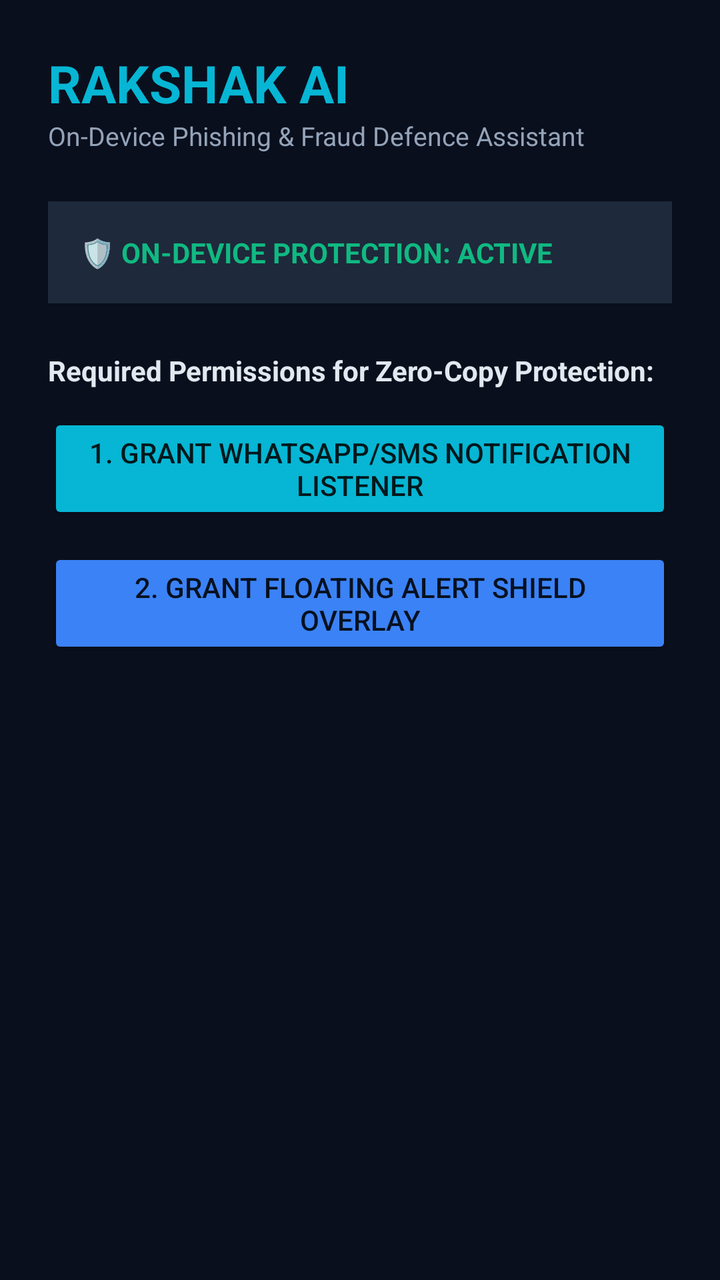
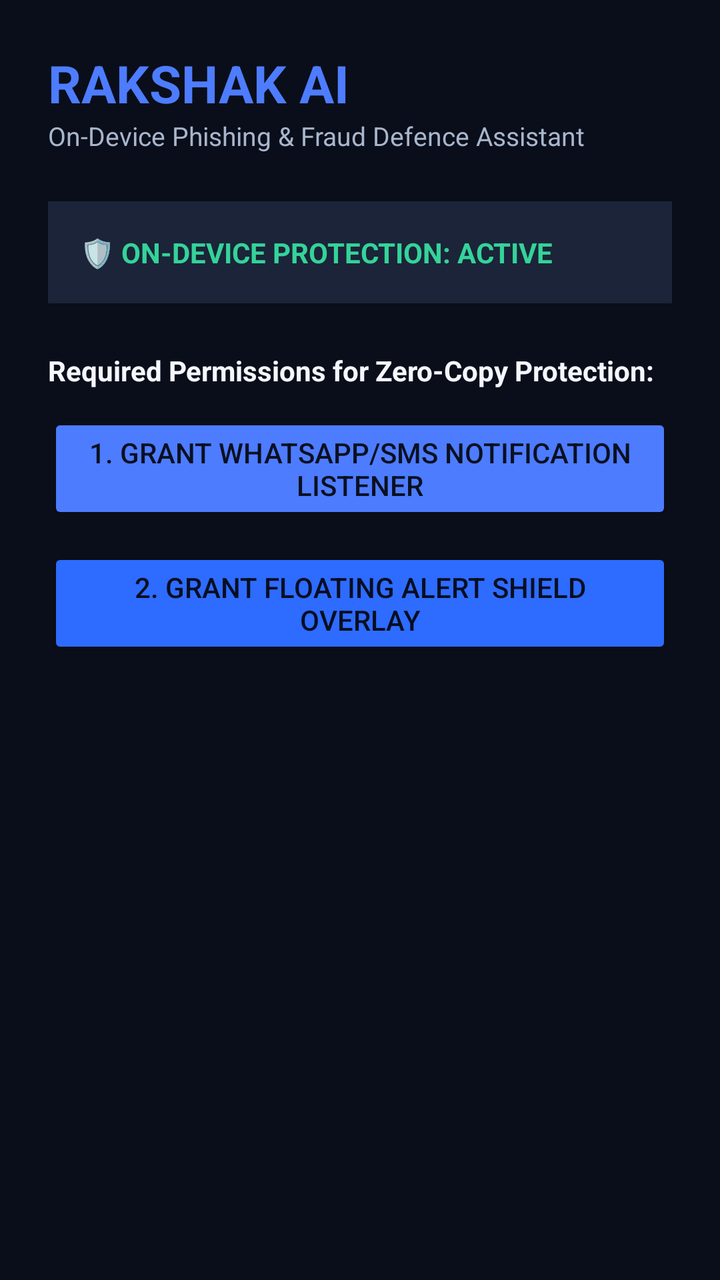

The first picture is an Android layout as it rendered before a commit; the second is the same layout after the commit. The layout source and the unified diff follow.
<!-- AndroidManifest.xml: application theme Theme.RakshakAI -->
<!-- res/layout/activity_main.xml -->
<?xml version="1.0" encoding="utf-8"?>
<LinearLayout xmlns:android="http://schemas.android.com/apk/res/android"
    android:layout_width="match_parent"
    android:layout_height="match_parent"
    android:orientation="vertical"
    android:background="#0A0F1D"
    android:padding="24dp">

    <TextView
        android:layout_width="wrap_content"
        android:layout_height="wrap_content"
        android:text="RAKSHAK AI"
        android:textColor="#06B6D4"
        android:textSize="26sp"
        android:textStyle="bold" />

    <TextView
        android:layout_width="wrap_content"
        android:layout_height="wrap_content"
        android:text="On-Device Phishing &amp; Fraud Defence Assistant"
        android:textColor="#94A3B8"
        android:textSize="13sp"
        android:layout_marginBottom="24dp" />

    <TextView
        android:id="@+id/tvProtectionStatus"
        android:layout_width="match_parent"
        android:layout_height="wrap_content"
        android:background="#1E293B"
        android:padding="16dp"
        android:text="🛡️ ON-DEVICE PROTECTION: ACTIVE"
        android:textColor="#10B981"
        android:textSize="14sp"
        android:textStyle="bold"
        android:layout_marginBottom="24dp" />

    <TextView
        android:layout_width="wrap_content"
        android:layout_height="wrap_content"
        android:text="Required Permissions for Zero-Copy Protection:"
        android:textColor="#E2E8F0"
        android:textSize="14sp"
        android:textStyle="bold"
        android:layout_marginBottom="12dp" />

    <Button
        android:id="@+id/btnGrantNotificationAccess"
        android:layout_width="match_parent"
        android:layout_height="wrap_content"
        android:backgroundTint="#06B6D4"
        android:text="1. Grant WhatsApp/SMS Notification Listener"
        android:layout_marginBottom="12dp" />

    <Button
        android:id="@+id/btnGrantOverlayAccess"
        android:layout_width="match_parent"
        android:layout_height="wrap_content"
        android:backgroundTint="#3B82F6"
        android:text="2. Grant Floating Alert Shield Overlay" />

</LinearLayout>
<!-- resources referenced by this layout -->
<resources>
  <style name="Theme.RakshakAI" parent="Theme.MaterialComponents.DayNight.DarkActionBar">
          <item name="colorPrimary">#06B6D4</item>
          <item name="colorPrimaryVariant">#0891B2</item>
          <item name="colorOnPrimary">#FFFFFF</item>
          <item name="android:statusBarColor">#0A0F1D</item>
      </style>
</resources>

<!-- the commit's change to res/layout/activity_main.xml (unified diff, before → after) -->
@@ -3,14 +3,14 @@
     android:layout_width="match_parent"
     android:layout_height="match_parent"
     android:orientation="vertical"
-    android:background="#0A0F1D"
+    android:background="#0A0E1A"
     android:padding="24dp">
 
     <TextView
         android:layout_width="wrap_content"
         android:layout_height="wrap_content"
         android:text="RAKSHAK AI"
-        android:textColor="#06B6D4"
+        android:textColor="#4D7CFF"
         android:textSize="26sp"
         android:textStyle="bold" />
 
@@ -18,7 +18,7 @@
         android:layout_width="wrap_content"
         android:layout_height="wrap_content"
         android:text="On-Device Phishing &amp; Fraud Defence Assistant"
-        android:textColor="#94A3B8"
+        android:textColor="#A8B6CC"
         android:textSize="13sp"
         android:layout_marginBottom="24dp" />
 
@@ -26,10 +26,10 @@
         android:id="@+id/tvProtectionStatus"
         android:layout_width="match_parent"
         android:layout_height="wrap_content"
-        android:background="#1E293B"
+        android:background="#1B2438"
         android:padding="16dp"
         android:text="🛡️ ON-DEVICE PROTECTION: ACTIVE"
-        android:textColor="#10B981"
+        android:textColor="#34D399"
         android:textSize="14sp"
         android:textStyle="bold"
         android:layout_marginBottom="24dp" />
@@ -38,7 +38,7 @@
         android:layout_width="wrap_content"
         android:layout_height="wrap_content"
         android:text="Required Permissions for Zero-Copy Protection:"
-        android:textColor="#E2E8F0"
+        android:textColor="#F4F7FD"
         android:textSize="14sp"
         android:textStyle="bold"
         android:layout_marginBottom="12dp" />
@@ -47,7 +47,7 @@
         android:id="@+id/btnGrantNotificationAccess"
         android:layout_width="match_parent"
         android:layout_height="wrap_content"
-        android:backgroundTint="#06B6D4"
+        android:backgroundTint="#4D7CFF"
         android:text="1. Grant WhatsApp/SMS Notification Listener"
         android:layout_marginBottom="12dp" />
 
@@ -55,7 +55,7 @@
         android:id="@+id/btnGrantOverlayAccess"
         android:layout_width="match_parent"
         android:layout_height="wrap_content"
-        android:backgroundTint="#3B82F6"
+        android:backgroundTint="#2E6BFF"
         android:text="2. Grant Floating Alert Shield Overlay" />
 
 </LinearLayout>
<!-- resource entries referenced after the edit -->
@@ -1,10 +1,10 @@
 <!-- resources referenced by this layout -->
 <resources>
   <style name="Theme.RakshakAI" parent="Theme.MaterialComponents.DayNight.DarkActionBar">
-          <item name="colorPrimary">#06B6D4</item>
-          <item name="colorPrimaryVariant">#0891B2</item>
+          <item name="colorPrimary">#4D7CFF</item>
+          <item name="colorPrimaryVariant">#2E6BFF</item>
           <item name="colorOnPrimary">#FFFFFF</item>
-          <item name="android:statusBarColor">#0A0F1D</item>
+          <item name="android:statusBarColor">#0A0E1A</item>
       </style>
 </resources>
 
